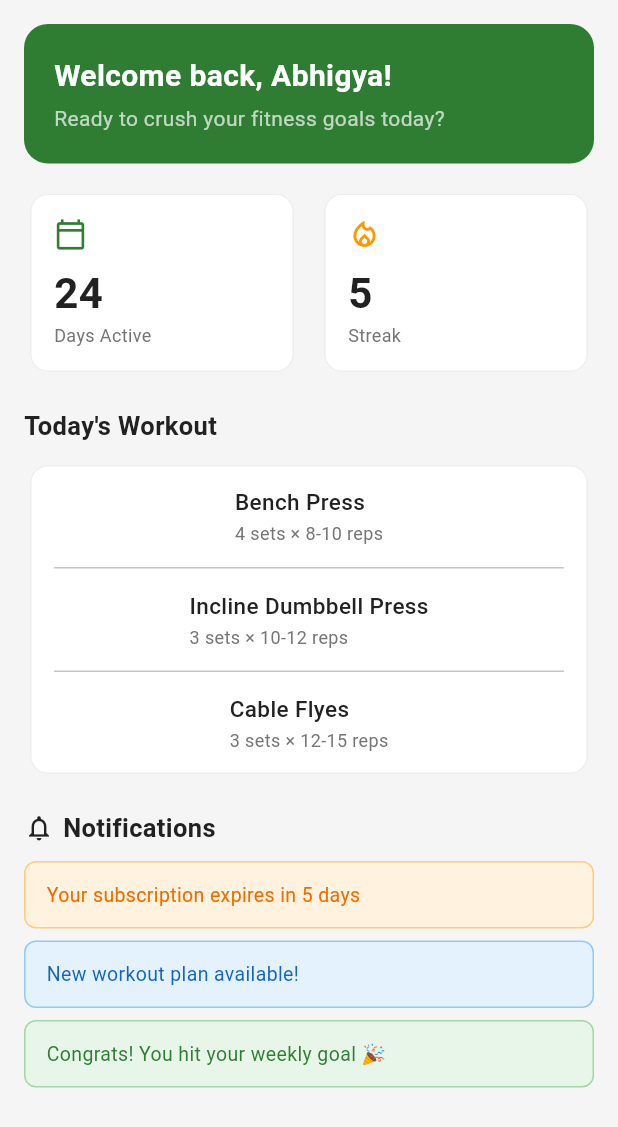
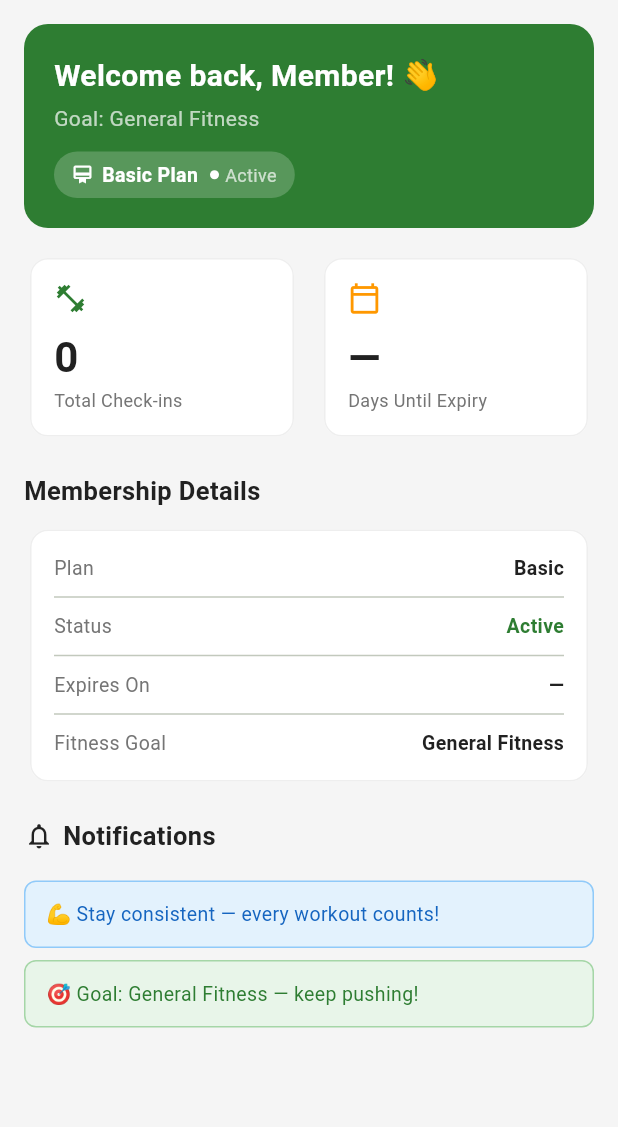
Before and after one commit to AbhigyaPun/GymBhai, a Flutter app: the HomeScreen screen opened directly, on a phone screen of 412 x 824 dp. Shown: the top 1127 px of the screen. Run offline on Flutter 3.47's test engine with Material 3 defaults, Android fonts, the phone set to English and light mode, and no system bars; our stand-ins replace flutter_secure_storage; accounts and stored records are empty.

Commit message:
connect home screen to real member data from Django

```diff
--- a/frontend/lib/screens/home_screen.dart
+++ b/frontend/lib/screens/home_screen.dart
@@ -1,14 +1,92 @@
 import 'package:flutter/material.dart';
 import '../theme/app_theme.dart';
+import '../services/auth_service.dart';
 
-class HomeScreen extends StatelessWidget {
+class HomeScreen extends StatefulWidget {
   const HomeScreen({super.key});
 
   @override
+  State<HomeScreen> createState() => _HomeScreenState();
+}
+
+class _HomeScreenState extends State<HomeScreen> {
+  Map<String, dynamic>? _member;
+  bool _loading = true;
+
+  @override
+  void initState() {
+    super.initState();
+    _loadMember();
+  }
+
+  Future<void> _loadMember() async {
+    final member = await AuthService.getMember();
+    if (mounted) setState(() { _member = member; _loading = false; });
+  }
+
+  String get _firstName {
+    if (_member == null) return 'Member';
+    final first = _member!['first_name'] ?? '';
+    return first.isNotEmpty ? first : (_member!['username'] ?? 'Member');
+  }
+
+  String get _membershipPlan {
+    final plan = _member?['membership'] ?? 'basic';
+    return plan[0].toUpperCase() + plan.substring(1);
+  }
+
+  String get _status => _member?['status'] ?? 'active';
+
+  String get _expiryDate => _member?['expiry_date'] ?? '—';
+
+  String get _goal {
+    switch (_member?['goal']) {
+      case 'bulk': return 'Muscle Building';
+      case 'cut': return 'Weight Loss';
+      case 'maintain': return 'Maintenance';
+      default: return 'General Fitness';
+    }
+  }
+
+  int get _checkins => _member?['checkins'] ?? 0;
+
+  int get _daysUntilExpiry {
+    if (_expiryDate == '—') return -1;
+    try {
+      final expiry = DateTime.parse(_expiryDate);
+      return expiry.difference(DateTime.now()).inDays;
+    } catch (_) {
+      return -1;
+    }
+  }
+
+  Color get _statusColor {
+    switch (_status) {
+      case 'active': return AppTheme.primaryGreen;
+      case 'frozen': return Colors.blue;
+      case 'expired': return Colors.red;
+      default: return AppTheme.textGrey;
+    }
+  }
+
+  @override
   Widget build(BuildContext context) {
+    if (_loading) {
+      return const Scaffold(
+        backgroundColor: AppTheme.scaffoldBg,
+        body: Center(child: CircularProgressIndicator(color: AppTheme.primaryGreen)),
+      );
+    }
+
+    final days = _daysUntilExpiry;
+
     return Scaffold(
       backgroundColor: AppTheme.scaffoldBg,
-      body: SingleChildScrollView(
+      body: RefreshIndicator(
+        color: AppTheme.primaryGreen,
+        onRefresh: _loadMember,
+        child: SingleChildScrollView(
+          physics: const AlwaysScrollableScrollPhysics(),
           padding: const EdgeInsets.all(16),
           child: Column(
             crossAxisAlignment: CrossAxisAlignment.start,
@@ -21,72 +99,142 @@ class HomeScreen extends StatelessWidget {
                   color: AppTheme.primaryGreen,
                   borderRadius: BorderRadius.circular(16),
                 ),
-              child: const Column(
+                child: Column(
                   crossAxisAlignment: CrossAxisAlignment.start,
                   children: [
-                  Text('Welcome back, Abhigya!',
-                      style: TextStyle(color: Colors.white, fontSize: 20, fontWeight: FontWeight.bold)),
-                  SizedBox(height: 4),
-                  Text('Ready to crush your fitness goals today?',
-                      style: TextStyle(color: Colors.white70, fontSize: 14)),
+                    Text('Welcome back, $_firstName! 👋',
+                        style: const TextStyle(color: Colors.white, fontSize: 20, fontWeight: FontWeight.bold)),
+                    const SizedBox(height: 4),
+                    Text('Goal: $_goal',
+                        style: const TextStyle(color: Colors.white70, fontSize: 14)),
+                    const SizedBox(height: 12),
+                    Container(
+                      padding: const EdgeInsets.symmetric(horizontal: 12, vertical: 6),
+                      decoration: BoxDecoration(
+                        color: Colors.white.withValues(alpha: 0.2),
+                        borderRadius: BorderRadius.circular(20),
+                      ),
+                      child: Row(
+                        mainAxisSize: MainAxisSize.min,
+                        children: [
+                          const Icon(Icons.card_membership, color: Colors.white, size: 14),
+                          const SizedBox(width: 6),
+                          Text('$_membershipPlan Plan',
+                              style: const TextStyle(color: Colors.white, fontSize: 13, fontWeight: FontWeight.w600)),
+                          const SizedBox(width: 8),
+                          Container(
+                            width: 6, height: 6,
+                            decoration: BoxDecoration(
+                              color: _status == 'active' ? Colors.white : Colors.orange,
+                              shape: BoxShape.circle,
+                            ),
+                          ),
+                          const SizedBox(width: 4),
+                          Text(_status[0].toUpperCase() + _status.substring(1),
+                              style: const TextStyle(color: Colors.white70, fontSize: 12)),
+                        ],
+                      ),
+                    ),
                   ],
                 ),
               ),
               const SizedBox(height: 16),
+
               // Stats Row
               Row(
                 children: [
-                Expanded(child: _StatCard(icon: Icons.calendar_today_outlined, value: '24', label: 'Days Active')),
+                  Expanded(
+                    child: _StatCard(
+                      icon: Icons.fitness_center_outlined,
+                      value: '$_checkins',
+                      label: 'Total Check-ins',
+                      iconColor: AppTheme.primaryGreen,
+                    ),
+                  ),
                   const SizedBox(width: 12),
-                Expanded(child: _StatCard(icon: Icons.local_fire_department_outlined, value: '5', label: 'Streak', iconColor: Colors.orange)),
+                  Expanded(
+                    child: _StatCard(
+                      icon: Icons.calendar_today_outlined,
+                      value: days >= 0 ? '$days' : '—',
+                      label: 'Days Until Expiry',
+                      iconColor: days >= 0 && days <= 7 ? Colors.red : Colors.orange,
+                    ),
+                  ),
                 ],
               ),
               const SizedBox(height: 20),
-            // Today's Workout
-            const Text("Today's Workout", style: TextStyle(fontSize: 17, fontWeight: FontWeight.bold, color: AppTheme.textDark)),
+
+              // Membership Info
+              const Text('Membership Details',
+                  style: TextStyle(fontSize: 17, fontWeight: FontWeight.bold, color: AppTheme.textDark)),
               const SizedBox(height: 10),
               Card(
+                child: Padding(
+                  padding: const EdgeInsets.all(16),
                   child: Column(
-                children: const [
-                  _WorkoutItem(name: 'Bench Press', sets: '4 sets × 8-10 reps'),
-                  Divider(height: 1, indent: 16, endIndent: 16),
-                  _WorkoutItem(name: 'Incline Dumbbell Press', sets: '3 sets × 10-12 reps'),
-                  Divider(height: 1, indent: 16, endIndent: 16),
-                  _WorkoutItem(name: 'Cable Flyes', sets: '3 sets × 12-15 reps'),
+                    children: [
+                      _DetailRow(label: 'Plan', value: _membershipPlan),
+                      const Divider(height: 20),
+                      _DetailRow(
+                        label: 'Status',
+                        value: _status[0].toUpperCase() + _status.substring(1),
+                        valueColor: _statusColor,
+                      ),
+                      const Divider(height: 20),
+                      _DetailRow(label: 'Expires On', value: _expiryDate),
+                      const Divider(height: 20),
+                      _DetailRow(label: 'Fitness Goal', value: _goal),
                     ],
                   ),
                 ),
+              ),
               const SizedBox(height: 20),
+
               // Notifications
               Row(
                 children: const [
                   Icon(Icons.notifications_outlined, size: 20, color: AppTheme.textDark),
                   SizedBox(width: 6),
-                Text('Notifications', style: TextStyle(fontSize: 17, fontWeight: FontWeight.bold, color: AppTheme.textDark)),
+                  Text('Notifications',
+                      style: TextStyle(fontSize: 17, fontWeight: FontWeight.bold, color: AppTheme.textDark)),
                 ],
               ),
               const SizedBox(height: 10),
+
+              if (days >= 0 && days <= 7)
                 _NotificationCard(
-              message: 'Your subscription expires in 5 days',
+                  message: days == 0
+                      ? '⚠️ Your membership expires TODAY! Please renew.'
+                      : '⚠️ Membership expires in $days day${days == 1 ? '' : 's'}. Renew soon!',
+                  color: Colors.red.shade50,
+                  borderColor: Colors.red.shade200,
+                  textColor: Colors.red.shade800,
+                )
+              else if (days > 7 && days <= 30)
+                _NotificationCard(
+                  message: '📅 Your membership expires in $days days.',
                   color: Colors.orange.shade50,
                   borderColor: Colors.orange.shade200,
                   textColor: Colors.orange.shade800,
                 ),
+
               const SizedBox(height: 8),
               _NotificationCard(
-              message: 'New workout plan available!',
+                message: '💪 Stay consistent — every workout counts!',
                 color: Colors.blue.shade50,
                 borderColor: Colors.blue.shade200,
                 textColor: Colors.blue.shade800,
               ),
               const SizedBox(height: 8),
               _NotificationCard(
-              message: 'Congrats! You hit your weekly goal 🎉',
+                message: '🎯 Goal: $_goal — keep pushing!',
                 color: Colors.green.shade50,
                 borderColor: Colors.green.shade200,
                 textColor: Colors.green.shade800,
               ),
+              const SizedBox(height: 20),
             ],
+          ),
         ),
       ),
     );
@@ -98,13 +246,7 @@ class _StatCard extends StatelessWidget {
   final String value;
   final String label;
   final Color iconColor;
-
-  const _StatCard({
-    required this.icon,
-    required this.value,
-    required this.label,
-    this.iconColor = AppTheme.primaryGreen,
-  });
+  const _StatCard({required this.icon, required this.value, required this.label, this.iconColor = AppTheme.primaryGreen});
 
   @override
   Widget build(BuildContext context) {
@@ -125,32 +267,27 @@ class _StatCard extends StatelessWidget {
   }
 }
 
-class _WorkoutItem extends StatelessWidget {
-  final String name;
-  final String sets;
-  const _WorkoutItem({required this.name, required this.sets});
+class _DetailRow extends StatelessWidget {
+  final String label;
+  final String value;
+  final Color? valueColor;
+  const _DetailRow({required this.label, required this.value, this.valueColor});
 
   @override
   Widget build(BuildContext context) {
-    return Padding(
-      padding: const EdgeInsets.symmetric(horizontal: 16, vertical: 14),
-      child: Column(
-        crossAxisAlignment: CrossAxisAlignment.start,
+    return Row(
+      mainAxisAlignment: MainAxisAlignment.spaceBetween,
       children: [
-          Text(name, style: const TextStyle(fontSize: 15, fontWeight: FontWeight.w500, color: AppTheme.textDark)),
-          const SizedBox(height: 2),
-          Text(sets, style: const TextStyle(fontSize: 12, color: AppTheme.textGrey)),
+        Text(label, style: const TextStyle(color: AppTheme.textGrey, fontSize: 13)),
+        Text(value, style: TextStyle(color: valueColor ?? AppTheme.textDark, fontSize: 13, fontWeight: FontWeight.w600)),
       ],
-      ),
     );
   }
 }
 
 class _NotificationCard extends StatelessWidget {
   final String message;
-  final Color color;
-  final Color borderColor;
-  final Color textColor;
+  final Color color, borderColor, textColor;
   const _NotificationCard({required this.message, required this.color, required this.borderColor, required this.textColor});
 
   @override
```
Lines whose indentation alone changed are shown as unchanged.
